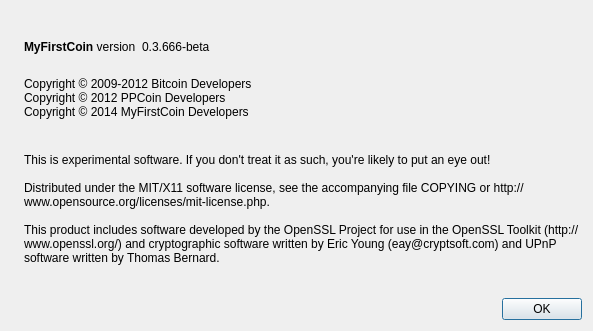
Crestington/MyFirstCoin, file src/qt/forms/aboutdialog.ui: the form before one commit.
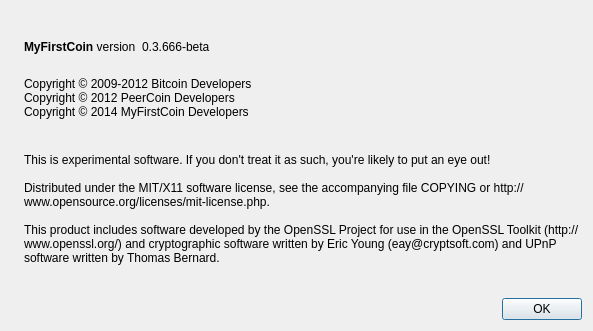
The form after the commit. Icons and pictures are not drawn.

Commit message: coin control and images

The edit to the form file:
```diff
--- a/src/qt/forms/aboutdialog.ui
+++ b/src/qt/forms/aboutdialog.ui
@@ -93,7 +93,7 @@
        <property name="text">
         <string>
 Copyright © 2009-2012 Bitcoin Developers
-Copyright © 2012 PPCoin Developers
+Copyright © 2012 PeerCoin Developers
 Copyright © 2014 MyFirstCoin Developers
 </string>
        </property>
```
The commit also changes 99 other files.
